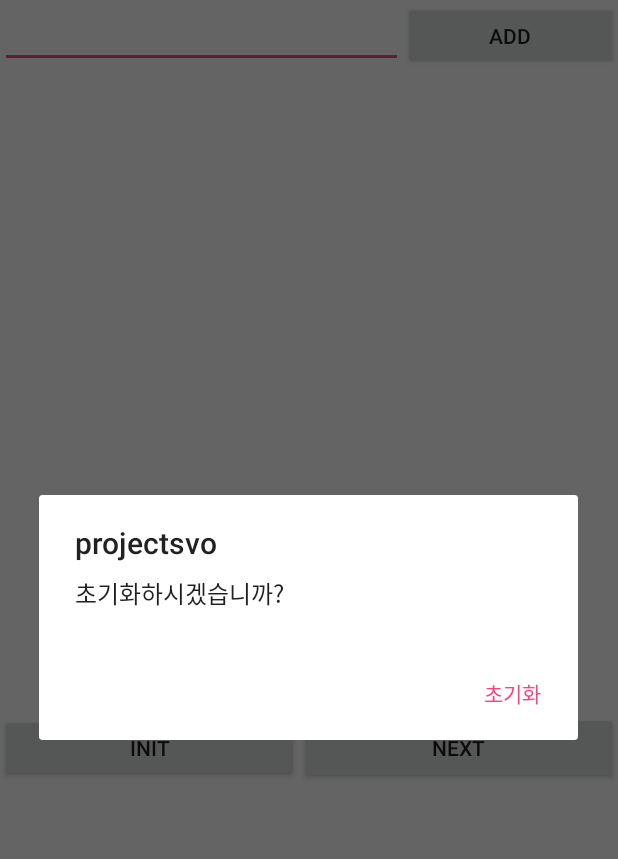
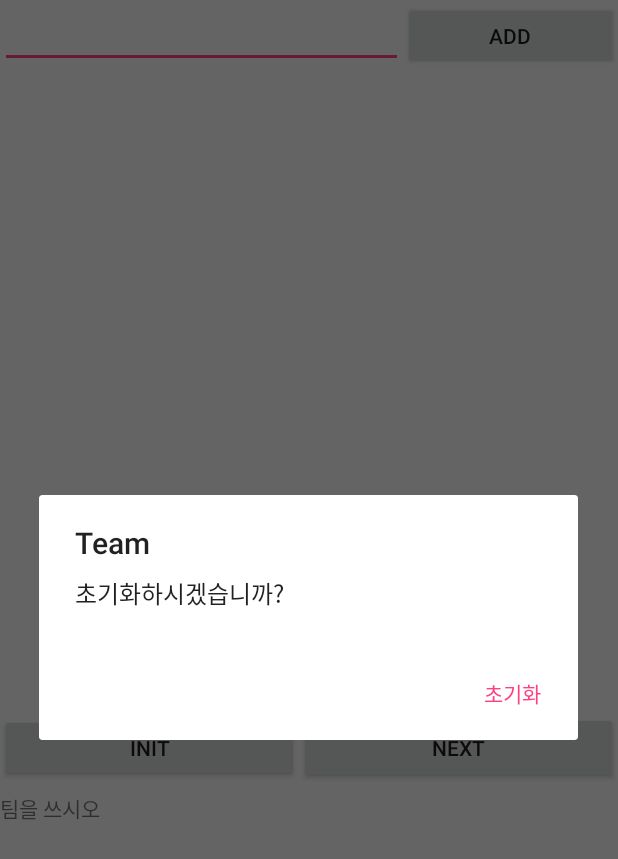
Before and after one commit to sgcs11/project1, an Android app: the quickteam screen opened directly, with no data from a screen before it, after a tap on "INIT", on a phone screen of 412 x 824 dp. Shown: the top 859 px of the screen. Run offline under Robolectric (Android 15) with nearby library versions, the phone set to English and light mode, and no system bars.

Commit message:
2018.02.05 - DK

```diff
--- a/app/src/main/java/com/example/joachanghwa/svoprj/crowlActivity.java
+++ b/app/src/main/java/com/example/joachanghwa/svoprj/crowlActivity.java
@@ -22,6 +22,7 @@ public class crowlActivity extends AppCompatActivity {
         String resURL = "https://m.store.naver.com/restaurants/listMap?back=false&level=bottom&query=%EB%A7%9B%EC%A7%91&searchQuery=%EB%A7%9B%EC%A7%91&sortingOrder=distance&";
         globalValueActivity gValue = (globalValueActivity)getApplicationContext();
         final String resURL2 = resURL + gValue.getGlobalValue();
+        //crowlText.setText(resURL2);
 
         new Thread(new Runnable(){
             @Override
--- a/app/src/main/java/com/example/joachanghwa/svoprj/quickteam.java
+++ b/app/src/main/java/com/example/joachanghwa/svoprj/quickteam.java
@@ -4,6 +4,7 @@ import android.app.Activity;
 import android.app.AlertDialog;
 import android.content.Context;
 import android.content.DialogInterface;
+import android.content.Intent;
 import android.os.Bundle;
 import android.text.Html;
 import android.view.LayoutInflater;
@@ -18,39 +19,56 @@ import android.widget.TextView;
 import android.widget.Toast;
 
 import java.util.ArrayList;
+import java.util.Random;
 
-public class quickteam  extends Activity implements AdapterView.OnItemClickListener,View.OnClickListener{
+public class quickteam extends Activity implements AdapterView.OnItemClickListener,View.OnClickListener{
 
     private EditText mEtInputText;
     private Button mBInputToList;
     private Button mBCleanList;
     private Button mBNextList;
-    private ListView mLvList;
-    private CustomAdapter customAdapter;
+    public static ListView mLvList;
+    public static CustomAdapter_solve_team customAdapter;
+    public static String result;
+
+    public TextView svoText;
+    public static Activity svoAct1;
 
 
     @Override
     protected void onCreate(Bundle savedInstanceState) {
         super.onCreate(savedInstanceState);
-        setContentView(R.layout.activity_quickteam);
+        setContentView(R.layout.activity_svogame);
 
-        mEtInputText=(EditText)findViewById(R.id.ed_text);
-        mBInputToList=(Button)findViewById(R.id.btn_add);
-        mBCleanList=(Button)findViewById(R.id.btn_clear);
-        mBNextList=(Button)findViewById(R.id.btn_next);
-        mLvList=(ListView)findViewById(R.id.listView1);
+        mEtInputText=(EditText)findViewById(R.id.ed_text_subject);
+        mBInputToList=(Button)findViewById(R.id.btn_add_subject);
+        mBCleanList=(Button)findViewById(R.id.btn_clear_subject);
+        mBNextList=(Button)findViewById(R.id.btn_next_subject);
+        mLvList=(ListView)findViewById(R.id.listView_subject);
+        svoText=(TextView)findViewById(R.id.svoText);
+
 
         mBInputToList.setOnClickListener(this);
         mBCleanList.setOnClickListener(this);
         mBNextList.setOnClickListener(this);
+        svoText.setText("팀을 쓰시오");
 
-        customAdapter=new CustomAdapter(this);
+        customAdapter=new CustomAdapter_solve_team(this);
 
         mLvList.setAdapter(customAdapter);
 
         mLvList.setOnItemClickListener(this);
     }
 
+    public String getResult(){
+        int idx;
+        int size=customAdapter.getCount();
+        Random random=new Random();
+        idx=random.nextInt(size);
+        result=customAdapter.getstringdata(idx);
+
+        return result;
+    }
     public void onItemClick(AdapterView<?> parent, View v, final int position, long id){
 
         Object data=customAdapter.getItem(position);
@@ -72,12 +90,18 @@ public class quickteam  extends Activity implements AdapterView.OnItemClickListe
             public void onClick(DialogInterface arg0, int arg1) {
                 String value=et.getText().toString();
 
-                customAdapter.setItem(value,position);
-                customAdapter.notifyDataSetChanged();
+                if(et.getText().length() == 0) {
+                    Toast.makeText(quickteam.this, "데이터를 입력하세요.", Toast.LENGTH_SHORT).show();
+                }
+
+                else{
+                    customAdapter.setItem(value,position);
+                    customAdapter.notifyDataSetChanged();
+                }
             }
         };
         new AlertDialog.Builder(this)
-                .setTitle("projectsvo")
+                .setTitle("Team")
                 .setMessage(Html.fromHtml(message))
                 .setView(et)
                 .setNegativeButton("수정",editListener)
@@ -87,7 +111,7 @@ public class quickteam  extends Activity implements AdapterView.OnItemClickListe
 
     public void onClick(View v){
         switch(v.getId()){
-            case R.id.btn_add:
+            case R.id.btn_add_subject:
                 if(mEtInputText.getText().length()==0){
                     Toast.makeText(this,"데이터를 입력하세요.",Toast.LENGTH_SHORT).show();
                 }
@@ -96,9 +120,9 @@ public class quickteam  extends Activity implements AdapterView.OnItemClickListe
 
                     customAdapter.addItem(data);
 
-                   customAdapter.notifyDataSetChanged();
+                    customAdapter.notifyDataSetChanged();
 
-                   Toast.makeText(this,"데이터가 추가되었습니다.",Toast.LENGTH_SHORT).show();
+                    Toast.makeText(this,"데이터가 추가되었습니다.",Toast.LENGTH_SHORT).show();
 
                     mEtInputText.setText("");
 
@@ -106,7 +130,7 @@ public class quickteam  extends Activity implements AdapterView.OnItemClickListe
                 }
 
                 break;
-            case R.id.btn_clear:
+            case R.id.btn_clear_subject:
                 String message="초기화하시겠습니까?";
 
                 DialogInterface.OnClickListener clearListener = new DialogInterface.OnClickListener() {
@@ -118,14 +142,20 @@ public class quickteam  extends Activity implements AdapterView.OnItemClickListe
                     }
                 };
                 new AlertDialog.Builder(this)
-                        .setTitle("projectsvo")
+                        .setTitle("Team")
                         .setMessage(Html.fromHtml(message))
                         .setPositiveButton("초기화",clearListener)
                         .show();
 
                 break;
-            case R.id.btn_next:
-
+            case R.id.btn_next_subject:
+                if(customAdapter.getCount()==0) {
+                    Toast.makeText(getApplicationContext(),"데이터가 없습니다.",Toast.LENGTH_SHORT).show();
+                }
+                else{
+                    Intent intent = new Intent(getApplicationContext(), quickteam_people.class);
+                    startActivity(intent);
+                }
 
                 break;
 
@@ -134,13 +164,13 @@ public class quickteam  extends Activity implements AdapterView.OnItemClickListe
 
 }
 
-class CustomData{
+class CustomData_solve_team{
     String txt01;
 
-    public CustomData(){
+    public CustomData_solve_team(){
 
     }
-    public CustomData(String txt01){
+    public CustomData_solve_team(String txt01){
         setTxt01(txt01);
     }
 
@@ -153,13 +183,14 @@ class CustomData{
     }
 }
 
-class CustomAdapter extends BaseAdapter{
-    private ArrayList<CustomData> listViewItemList=null;
+
+class CustomAdapter_solve_team extends BaseAdapter{
+    public static ArrayList<CustomData_solve_team> listViewItemList=null;
     private LayoutInflater mInflater=null;
 
-    public CustomAdapter(Context context){
+    public CustomAdapter_solve_team(Context context){
         mInflater=(LayoutInflater)context.getSystemService(Context.LAYOUT_INFLATER_SERVICE);
-        listViewItemList=new ArrayList<CustomData>();
+        listViewItemList=new ArrayList<CustomData_solve_team>();
     }
     @Override
     public int getCount(){
@@ -172,7 +203,7 @@ class CustomAdapter extends BaseAdapter{
             convertView = mInflater.inflate(R.layout.team_item,parent,false);
         }
         TextView textView01=(TextView)convertView.findViewById(R.id.textView1);
-        CustomData customData = listViewItemList.get(position);
+        CustomData_solve_team customData = listViewItemList.get(position);
 
         textView01.setText(customData.getTxt01());
         return convertView;
@@ -181,11 +212,14 @@ class CustomAdapter extends BaseAdapter{
     public long getItemId(int position){return position;}
     public Object getItem(int position){return listViewItemList.get(position);}
     public void addItem(String txt01){
-        CustomData customData = new CustomData(txt01);
+        CustomData_solve_team customData = new CustomData_solve_team(txt01);
         listViewItemList.add(customData);
     }
+    public String getstringdata(int position){
+        return listViewItemList.get(position).getTxt01();
+    }
     public void setItem(String txt01,int position){
-        CustomData customData = new CustomData(txt01);
+        CustomData_solve_team customData = new CustomData_solve_team(txt01);
         this.remove(position);
         listViewItemList.add(position,customData);
     }
--- a/app/src/main/res/layout/activity_svogame.xml
+++ b/app/src/main/res/layout/activity_svogame.xml
@@ -1,9 +1,66 @@
 <?xml version="1.0" encoding="utf-8"?>
-<android.support.constraint.ConstraintLayout xmlns:android="http://schemas.android.com/apk/res/android"
-xmlns:app="http://schemas.android.com/apk/res-auto"
-xmlns:tools="http://schemas.android.com/tools"
-android:layout_width="match_parent"
-android:layout_height="match_parent"
-tools:context="com.example.joachanghwa.svoprj.svogame">
+<LinearLayout xmlns:android="http://schemas.android.com/apk/res/android"
+    xmlns:tools="http://schemas.android.com/tools"
+    android:layout_width="match_parent"
+    android:layout_height="match_parent"
+    xmlns:app="http://schemas.android.com/apk/res-auto"
+    android:orientation="vertical"
+    tools:context="com.example.joachanghwa.svoprj.svogame">
 
-</android.support.constraint.ConstraintLayout>
+    <LinearLayout
+        android:layout_width="match_parent"
+        android:layout_height="53dp"
+        android:orientation="horizontal">
+
+
+        <EditText
+            android:id="@+id/ed_text_subject"
+            android:layout_width="wrap_content"
+            android:layout_height="wrap_content"
+            android:layout_weight="1"
+            android:ems="10"
+            android:inputType="textPersonName" />
+
+        <Button
+            android:id="@+id/btn_add_subject"
+            android:layout_width="wrap_content"
+            android:layout_height="45dp"
+            android:layout_weight="1"
+            android:text="ADD" />
+    </LinearLayout>
+
+    <ListView
+        android:id="@+id/listView_subject"
+        android:layout_width="match_parent"
+        android:layout_height="421dp"
+        android:divider="#ffcc22"
+        android:dividerHeight="1.5dp"
+        android:scrollbars="vertical" />
+
+    <LinearLayout
+        android:layout_width="match_parent"
+        android:layout_height="53dp"
+        android:orientation="horizontal">
+
+        <Button
+            android:id="@+id/btn_clear_subject"
+            android:layout_width="75dp"
+            android:layout_height="45dp"
+            android:layout_weight="1"
+            android:text="init" />
+
+        <Button
+            android:id="@+id/btn_next_subject"
+            android:layout_width="wrap_content"
+            android:layout_height="wrap_content"
+            android:layout_weight="1"
+            android:text="Next" />
+    </LinearLayout>
+
+    <TextView
+        android:id="@+id/svoText"
+        android:layout_width="wrap_content"
+        android:layout_height="wrap_content"
+        android:text="" />
+
+</LinearLayout>
```
Also changed, not shown: app/src/main/AndroidManifest.xml (+15 -0 lines), app/src/main/java/com/example/joachanghwa/svoprj/directinput.java (+8 -2 lines), app/src/main/java/com/example/joachanghwa/svoprj/svogame.java (+221 -2 lines).
